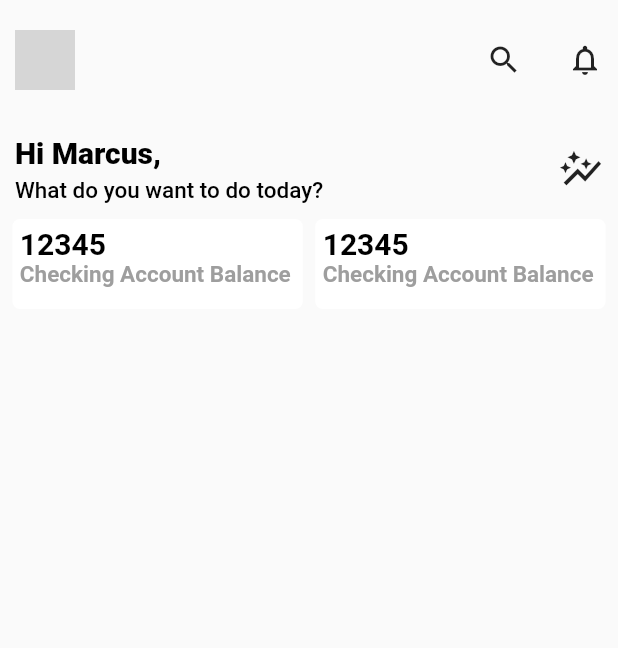
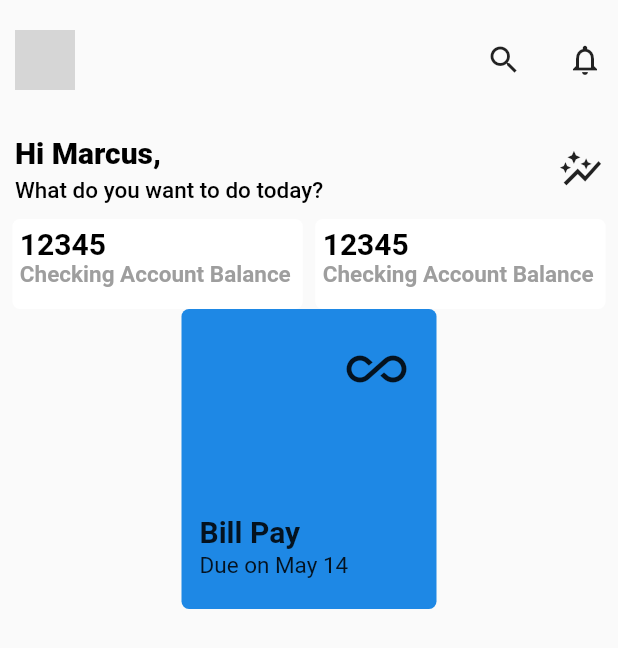
Before and after one commit to MonikaBhasin7/flutternoob, a Flutter app: the screen it shows after launch, on a phone screen of 412 x 824 dp. Shown: the top 648 px of the screen. Run offline on Flutter 3.47's test engine with Material 2 defaults, Android fonts, the phone set to English and light mode, and no system bars; our stand-ins replace google_fonts; network calls fail; grey boxes are pictures that could not be loaded.

Commit message:
grid item widget

```diff
--- a/lib/pages/transactions_page.dart
+++ b/lib/pages/transactions_page.dart
@@ -11,7 +11,8 @@ class TransactionPage extends StatelessWidget {
           children: [
             TopBar(),
             NameWidget(width, height),
-            BalanceWidget(width, height)
+            BalanceWidget(width, height),
+            GridItemWidget(0)
           ],
         ),
       ),
@@ -119,9 +120,9 @@ class BalanceWidget extends StatelessWidget {
           padding: EdgeInsets.all(5),
           duration: const Duration(seconds: 2),
           width: width * 0.47,
-          decoration: BoxDecoration(
+          decoration: const BoxDecoration(
             color: Colors.white,
-            borderRadius: const BorderRadius.all(
+            borderRadius: BorderRadius.all(
               Radius.circular(5),
             ),
           ),
@@ -187,3 +188,69 @@ class BalanceWidget extends StatelessWidget {
     );
   }
 }
+
+class GridWidget extends StatelessWidget {
+  @override
+  Widget build(BuildContext context) {
+    return Padding(
+        padding: const EdgeInsets.all(2.0),
+        child: GridView.builder(
+          gridDelegate: const SliverGridDelegateWithFixedCrossAxisCount(
+            crossAxisCount: 2,
+          ),
+          itemBuilder: (BuildContext context, int index) {
+            return GridItemWidget(index);
+          },
+          itemCount: 2,
+        ));
+  }
+}
+
+class GridItemWidget extends StatelessWidget {
+  int index = -1;
+  GridItemWidget(this.index);
+
+  @override
+  Widget build(BuildContext context) {
+    return Stack(
+      alignment: Alignment.bottomLeft,
+      children: [
+        AnimatedContainer(
+          duration: Duration(seconds: 2),
+          width: 170,
+          height: 200,
+          decoration: BoxDecoration(
+            color: Colors.blue.shade600,
+            borderRadius: const BorderRadius.all(
+              Radius.circular(5),
+            ),
+          ),
+        ),
+        const Positioned(
+          child: Icon(
+            Icons.all_inclusive,
+            size: 40,
+          ),
+          top: 20,
+          right: 20,
+        ),
+        const Positioned(
+          left: 12,
+          bottom: 40,
+          child: Text(
+            "Bill Pay",
+            style: TextStyle(fontSize: 20, fontWeight: FontWeight.bold),
+          ),
+        ),
+        const Positioned(
+          left: 12,
+          bottom: 20,
+          child: Text(
+            "Due on May 14",
+            style: TextStyle(fontSize: 15, fontWeight: FontWeight.normal),
+          ),
+        ),
+      ],
+    );
+  }
+}
```
